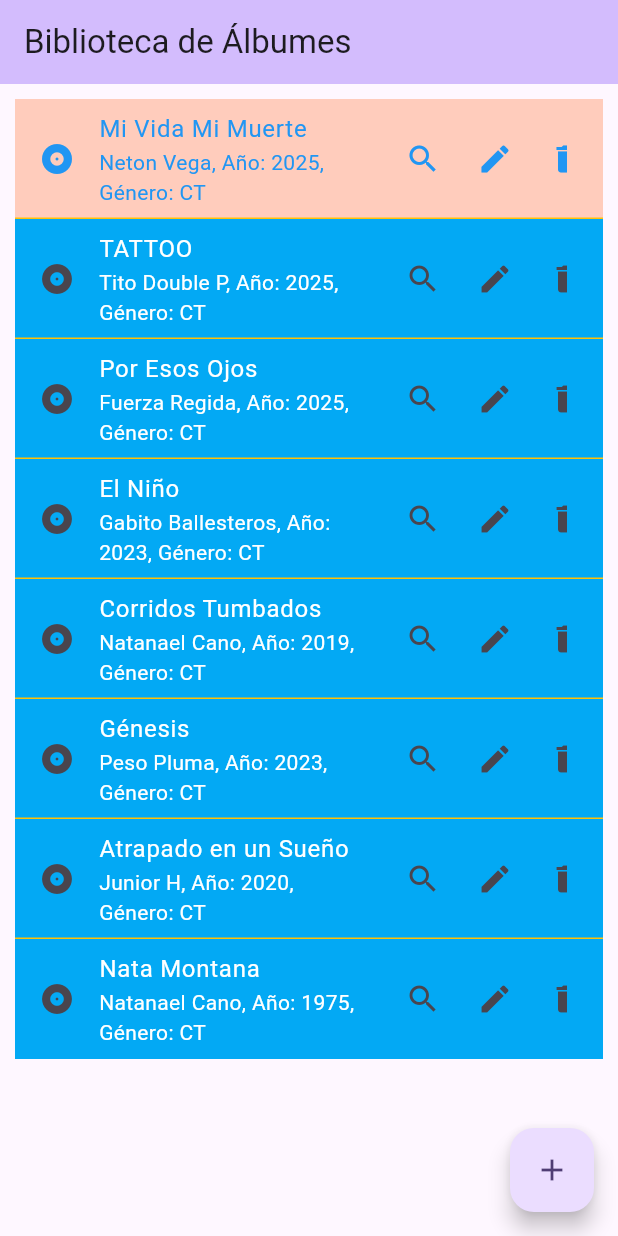
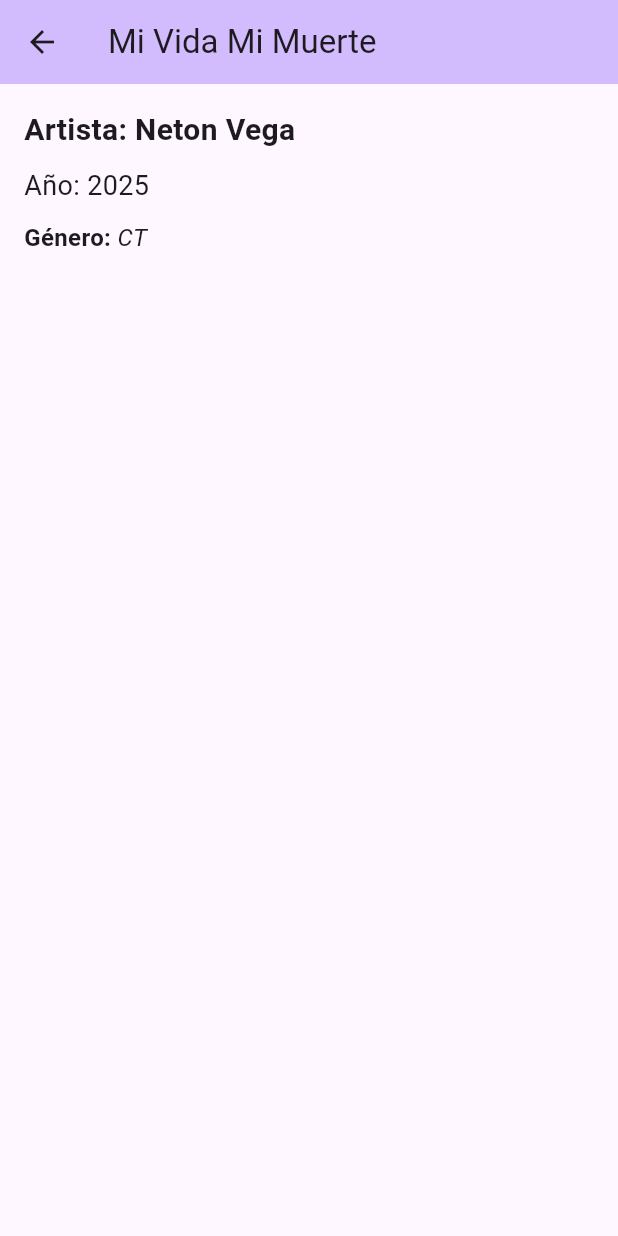
Before and after one commit to KristianGSR/album_biblio, a Flutter app: the screen it shows after launch, after a tap on the "search" icon, on a phone screen of 412 x 824 dp. Run offline on Flutter 3.47's test engine with Material 3 defaults, Android fonts, the phone set to English and light mode, and no system bars.

Commit message:
Agregar navegabilidad a la aplicación album biblio

```diff
--- a/lib/views/album_list.dart
+++ b/lib/views/album_list.dart
@@ -1,10 +1,11 @@
-
-
 import 'package:flutter/material.dart';
-
 import 'package:album_biblio/model/albumbiblio.dart';
 
-// (Widget principal que crea el estado)
+// PASO 1: Se agregaron los imports para las nuevas pantallas
+import 'package:album_biblio/vistas/album_vista.dart';
+import 'package:album_biblio/vistas/perfil_usuario.dart';
+
+// (Tu widget principal no cambia)
 class AlbumLista extends StatefulWidget {
   const AlbumLista({Key? key}) : super(key: key);
 
@@ -12,35 +13,57 @@ class AlbumLista extends StatefulWidget {
   State<AlbumLista> createState() => _AlbumListaState();
 }
 
-// (Clase de estado que contiene toda la lógica de la pantalla)
+// (Tu clase de estado)
 class _AlbumListaState extends State<AlbumLista> {
-
-
   int selectedAlbum = 0;
   late AlbumBiblio albumes;
 
   @override
   void initState() {
     super.initState();
+    // Tu lista de álbumes se queda intacta
     albumes = AlbumBiblio();
-    albumes.addAlbum(Album( titulo: "Mi Vida Mi Muerte",
-        artista: "Neton Vega", anio: 2025, genre: "CT"));
-    albumes.addAlbum(Album( titulo: "TATTOO",
-        artista: "Tito Double P", anio: 2025, genre: "CT"));
-    albumes.addAlbum(Album( titulo: "Por Esos Ojos",
-        artista: "Fuerza Regida", anio: 2025, genre: "CT"));
-    albumes.addAlbum(Album( titulo: "El Niño",
-        artista: "Gabito Ballesteros", anio: 2023, genre: "CT"));
-    albumes.addAlbum(Album( titulo: "Corridos Tumbados",
-        artista: "Natanael Cano", anio: 2019, genre: "CT"));
-    albumes.addAlbum(Album( titulo: "Génesis",
-        artista: "Peso Pluma", anio: 2023, genre: "CT"));
-    albumes.addAlbum(Album( titulo: "Atrapado en un Sueño",
-        artista: "Junior H", anio: 2020, genre: "CT"));
-    albumes.addAlbum(Album( titulo: "Nata Montana",
-        artista: "Natanael Cano", anio: 1975, genre: "CT"));
+    albumes.addAlbum(Album(
+        titulo: "Mi Vida Mi Muerte",
+        artista: "Neton Vega",
+        anio: 2025,
+        genre: "CT"));
+    albumes.addAlbum(Album(
+        titulo: "TATTOO",
+        artista: "Tito Double P",
+        anio: 2025,
+        genre: "CT"));
+    albumes.addAlbum(Album(
+        titulo: "Por Esos Ojos",
+        artista: "Fuerza Regida",
+        anio: 2025,
+        genre: "CT"));
+    albumes.addAlbum(Album(
+        titulo: "El Niño",
+        artista: "Gabito Ballesteros",
+        anio: 2023,
+        genre: "CT"));
+    albumes.addAlbum(Album(
+        titulo: "Corridos Tumbados",
+        artista: "Natanael Cano",
+        anio: 2019,
+        genre: "CT"));
+    albumes.addAlbum(Album(
+        titulo: "Génesis",
+        artista: "Peso Pluma",
+        anio: 2023,
+        genre: "CT"));
+    albumes.addAlbum(Album(
+        titulo: "Atrapado en un Sueño",
+        artista: "Junior H",
+        anio: 2020,
+        genre: "CT"));
+    albumes.addAlbum(Album(
+        titulo: "Nata Montana",
+        artista: "Natanael Cano",
+        anio: 1975,
+        genre: "CT"));
   }
-
 
   @override
   Widget build(BuildContext context) {
@@ -48,12 +71,42 @@ class _AlbumListaState extends State<AlbumLista> {
       appBar: AppBar(
         backgroundColor: Theme.of(context).colorScheme.inversePrimary,
         title: const Text("Biblioteca de Álbumes"),
+
+        // PASO 2: Se agregó el menú de perfil (Código 7-26)
+        actions: [
+          PopupMenuButton(
+            itemBuilder: (context) => [
+              const PopupMenuItem(
+                  value: 1, child: Text("Perfíl del usuario")),
+              const PopupMenuItem(value: 2, child: Text("Acerca de ...")),
+            ],
+            onSelected: (value) {
+              setState(() {
+                if (value == 1) {
+                  // NAVEGA A LA PANTALLA DE PERFIL
+
+                  // ===== INICIO DE LA CORRECCIÓN =====
+                  Navigator.of(context).push(MaterialPageRoute(
+                      // El nombre de la CLASE va con Mayúscula
+                      builder: (context) => const PerfilUsuario()));
+                  // ===== FIN DE LA CORRECCIÓN =====
+
+                } else if (value == 2) {
+                  // Aquí se mostrará una página con datos de la aplicación
+                }
+              });
+            },
+          ),
+        ],
       ),
+      // Tu body no cambia
       body: ListView(
         padding: const EdgeInsets.all(10),
-        children: ListTile.divideTiles(context: context,
-            tiles: crearLista(), color: Colors.amber).toList(),
+        children: ListTile.divideTiles(
+                context: context, tiles: crearLista(), color: Colors.amber)
+            .toList(),
       ),
+      // Tu FloatingActionButton no cambia
       floatingActionButton: FloatingActionButton(
         onPressed: () {
           // Acción para agregar nuevo álbum (aún vacía)
@@ -64,55 +117,73 @@ class _AlbumListaState extends State<AlbumLista> {
     );
   }
 
-  // Define el tipo de retorno como List<Widget>
+  // Tu función crearLista no cambia
   List<Widget> crearLista() {
     final List<Widget> lista = [];
     for (int i = 0; i < albumes.albumes.length; i++) {
       Album album = albumes.albumes[i];
-      lista.add(
-        ListTile(
+      lista.add(ListTile(
           leading: const Icon(Icons.album),
           title: Text(album.titulo),
-          subtitle: Text("${album.artista}, Año: ${album.anio}, Género: ${album.genre}"),
-          trailing: SizedBox(width: 120,
+          subtitle:
+              Text("${album.artista}, Año: ${album.anio}, Género: ${album.genre}"),
+          trailing: SizedBox(
+              width: 120,
               child: SingleChildScrollView(
-                  scrollDirection: Axis.horizontal,
-                  child: crearButtonsBar(i))),
+                  scrollDirection: Axis.horizontal, child: crearButtonsBar(i))),
           textColor: Colors.white,
           tileColor: Colors.lightBlue,
           selectedColor: Colors.blue,
           selectedTileColor: Colors.deepOrange.shade100,
           selected: (selectedAlbum == i),
-          onTap: () => albumTapped(i)
-        )
-      );
+          onTap: () => albumTapped(i)));
     }
     return lista;
   }
 
+  // Tu función albumTapped no cambia
   void albumTapped(int i) {
     setState(() {
       selectedAlbum = i;
     });
   }
 
+  // Tu función crearButtonsBar SÍ cambia
   Widget crearButtonsBar(int index) {
     return Row(
       mainAxisAlignment: MainAxisAlignment.end,
       children: [
         IconButton(
             tooltip: "Ver",
-            onPressed: () { }, // Acción (aún vacía)
+            // PASO 3: Se modificó el onPressed del botón "Ver" (Código 7-24)
+            onPressed: () {
+              // Llama a la nueva función de navegación
+              mostrarAlbum(context, index);
+            },
             icon: const Icon(Icons.search)),
+        // Tus otros botones no cambian
         IconButton(
             tooltip: "Editar",
-            onPressed: () { }, // Acción (aún vacía)
+            onPressed: () {}, // Acción (aún vacía)
             icon: const Icon(Icons.edit)),
         IconButton(
             tooltip: "Eliminar",
-            onPressed: () { }, // Acción (aún vacía)
+            onPressed: () {}, // Acción (aún vacía)
             icon: const Icon(Icons.delete)),
       ],
     );
   }
+
+  // PASO 4: Se agregó la nueva función para navegar (Código 7-24)
+  void mostrarAlbum(BuildContext context, int index) {
+    // Obtenemos el álbum específico de tu lista
+    Album albumSeleccionado = albumes.albumes[index];
+
+    Navigator.of(context).push(
+      MaterialPageRoute(
+        // Le pasamos el álbum seleccionado a la nueva pantalla AlbumVista
+        builder: (context) => AlbumVista(album: albumSeleccionado),
+      ),
+    );
+  }
 }
--- /dev/null
+++ b/lib/vistas/album_vista.dart
@@ -0,0 +1,49 @@
+// lib/vistas/album_vista.dart
+import 'package:flutter/material.dart';
+import 'package:album_biblio/model/albumbiblio.dart';
+
+class AlbumVista extends StatelessWidget {
+  final Album album;
+
+  const AlbumVista({super.key, required this.album});
+
+  @override
+  Widget build(BuildContext context) {
+    return Scaffold(
+      appBar: AppBar(
+        title: Text(album.titulo),
+        backgroundColor: Theme.of(context).colorScheme.inversePrimary,
+      ),
+      body: Padding(
+        padding: const EdgeInsets.all(16.0),
+        child: Column(
+          crossAxisAlignment: CrossAxisAlignment.start,
+          children: [
+            Text(
+              "Artista: ${album.artista}",
+              style: TextStyle(fontSize: 20, fontWeight: FontWeight.bold),
+            ),
+            const SizedBox(height: 10),
+            Text(
+              "Año: ${album.anio}",
+              style: TextStyle(fontSize: 18),
+            ),
+            const SizedBox(height: 10),
+            Row(
+              children: [
+                const Text(
+                  'Género: ',
+                  style: TextStyle(fontWeight: FontWeight.bold, fontSize: 16),
+                ),
+                Text(
+                  album.genre, // Usa tu 'genre' (String)
+                  style: TextStyle(fontStyle: FontStyle.italic, fontSize: 16),
+                ),
+              ],
+            ),
+          ],
+        ),
+      ),
+    );
+  }
+}
```
Also changed, not shown: lib/profile_card_app.dart (deleted, +0 -111 lines), lib/vistas/perfil_usuario.dart (added, +119 -0 lines).
